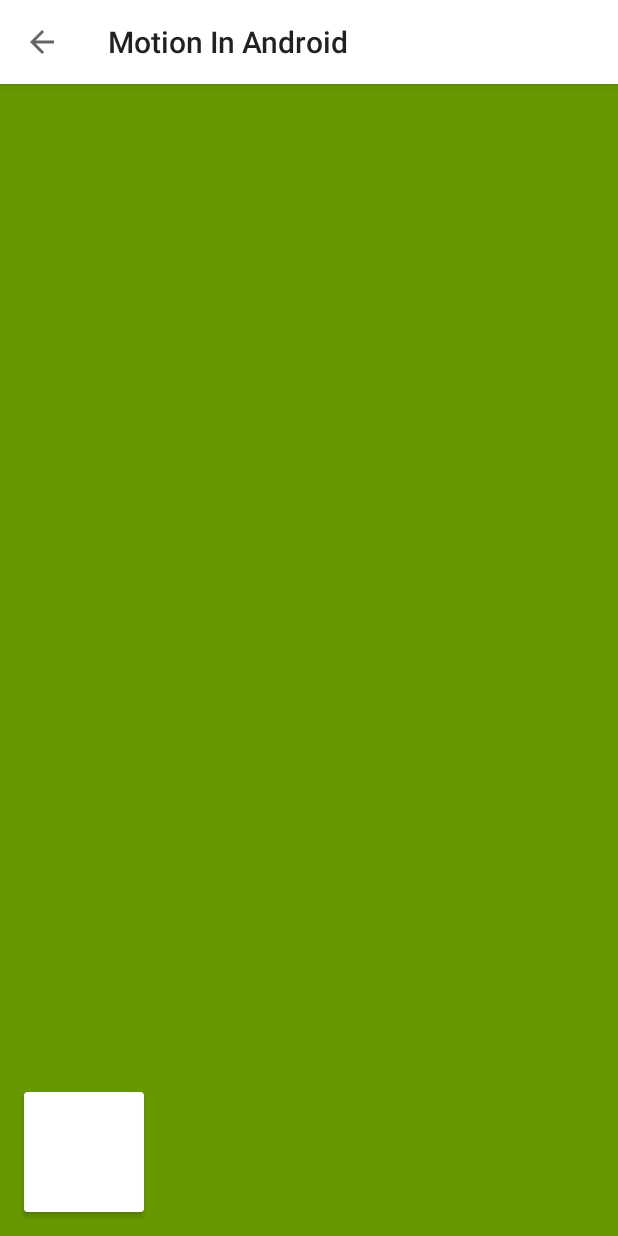
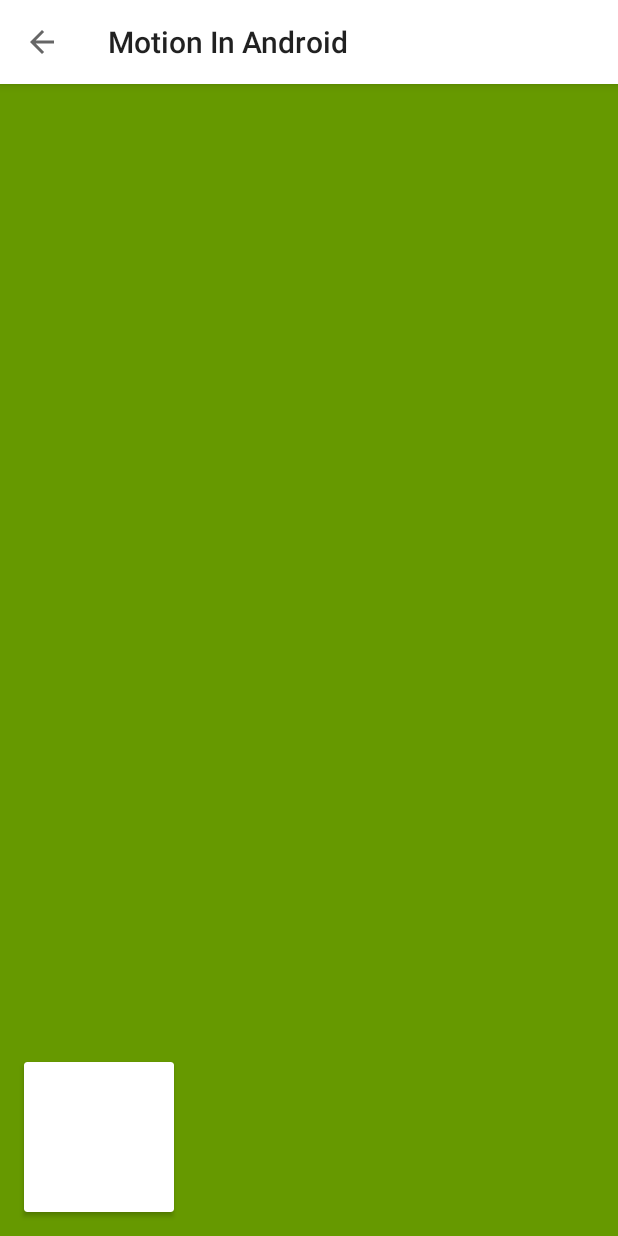
Before and after one commit to leonardossantos/Motion-In-Android, an Android app: the fragment MovementFragment placed in its activity, on a phone screen of 412 x 824 dp. Run offline under Robolectric (Android 15) with nearby library versions, the phone set to English and light mode, and no system bars; our stand-ins replace ButterKnife; 2 statements that could not run were skipped.

Commit message:
Change card size

```diff
--- a/app/src/main/res/layout/fragment_movement_fscene.xml
+++ b/app/src/main/res/layout/fragment_movement_fscene.xml
@@ -8,8 +8,8 @@
 
     <android.support.v7.widget.CardView
         android:id="@+id/fragment_movement_card"
-        android:layout_width="80dp"
-        android:layout_height="80dp"
+        android:layout_width="100dp"
+        android:layout_height="100dp"
         android:layout_gravity="bottom"
         app:cardBackgroundColor="@android:color/white" />
 
--- a/app/src/main/res/layout/fragment_movement_sscene.xml
+++ b/app/src/main/res/layout/fragment_movement_sscene.xml
@@ -7,8 +7,8 @@
 
     <android.support.v7.widget.CardView
         android:id="@+id/fragment_movement_card"
-        android:layout_width="80dp"
-        android:layout_height="80dp"
+        android:layout_width="100dp"
+        android:layout_height="100dp"
         app:cardBackgroundColor="@android:color/white"
         android:layout_gravity="center"/>
 
```
